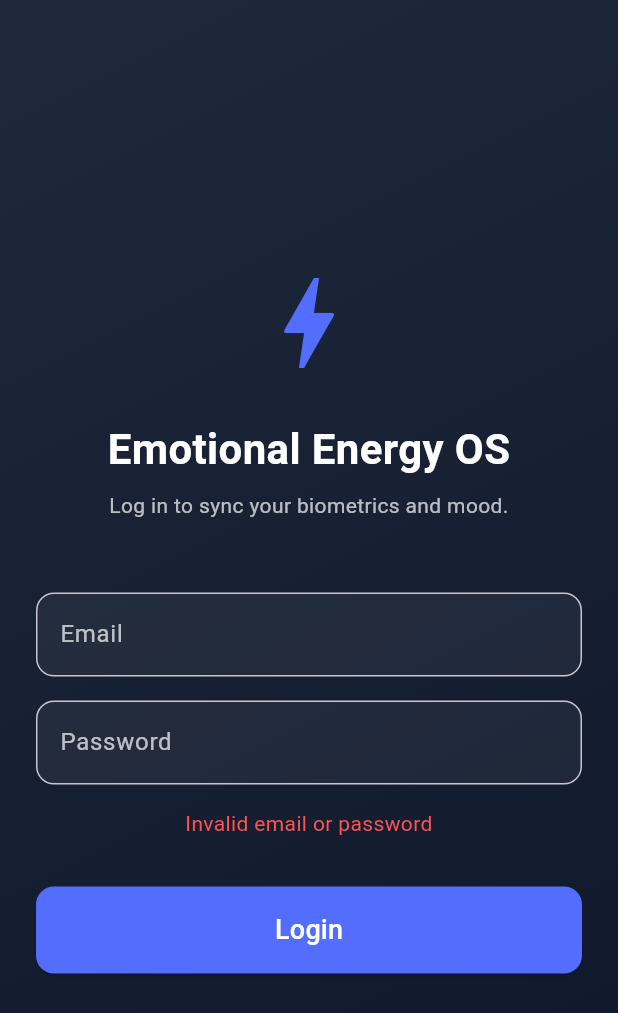
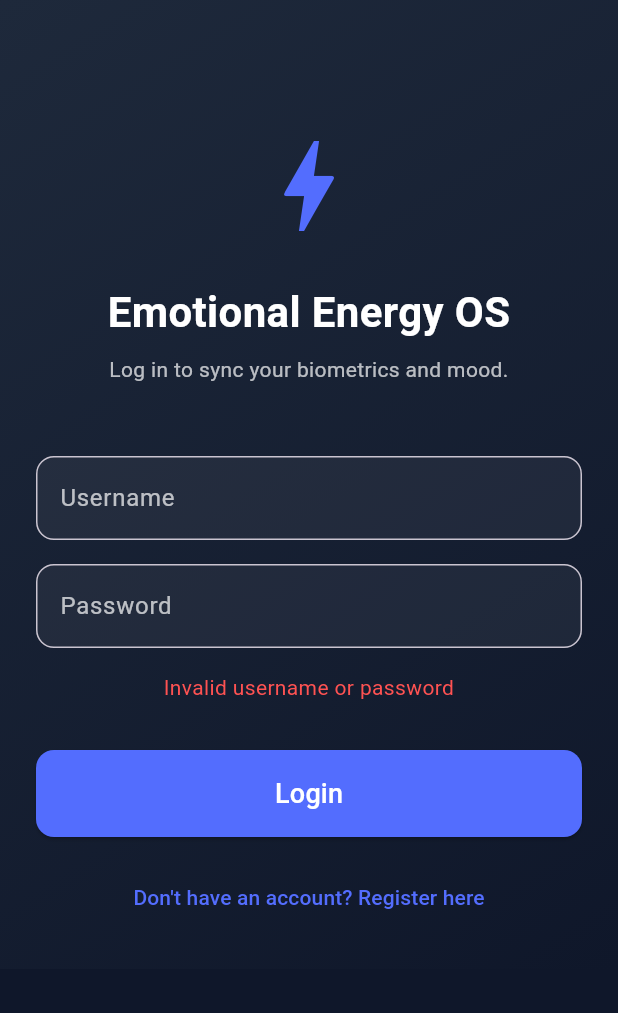
Before and after one commit to Gautham460/app, a Flutter app: the screen it shows after launch, after a tap on "Login", on a phone screen of 412 x 824 dp. Shown: the top 1013 px of the screen. Run offline on Flutter 3.47's test engine with Material 3 defaults, Android fonts, the phone set to English and light mode, and no system bars; our stand-ins replace fl_chart, shared_preferences, socket_io_client; accounts and stored records are empty; network calls fail.

Commit message:
Add flutter registration UI and fix username mapping for login

```diff
--- a/flutter_application_1/lib/providers/auth_provider.dart
+++ b/flutter_application_1/lib/providers/auth_provider.dart
@@ -13,13 +13,13 @@ class AuthProvider with ChangeNotifier {
   bool get isAuthenticated => _user != null;
   bool get isLoading => _isLoading;
 
-  Future<bool> login(String email, String password) async {
+  Future<bool> login(String username, String password) async {
     _isLoading = true;
     notifyListeners();
 
     try {
       final response = await ApiService.post('/auth/login', {
-        'email': email,
+        'username': username,
         'password': password,
       });
 
@@ -38,6 +38,36 @@ class AuthProvider with ChangeNotifier {
       }
     } catch (e) {
       print('Login error: $e');
+    }
+
+    _isLoading = false;
+    notifyListeners();
+    return false;
+  }
+
+  Future<bool> register(String username, String email, String password) async {
+    _isLoading = true;
+    notifyListeners();
+
+    try {
+      final response = await ApiService.post('/auth/register', {
+        'username': username,
+        'email': email,
+        'password': password,
+      });
+
+      if (response.statusCode == 201) {
+        // Automatically login after successful registration or just return true.
+        _isLoading = false;
+        notifyListeners();
+        // Since backend doesn't return the token in body (it sets a cookie),
+        // we should try to login directly to get the token or just return true.
+        // Wait, backend register DOES return a token cookie, but flutter ApiService might not handle cookies.
+        // Let's just return true and require the user to log in if needed.
+        return true;
+      }
+    } catch (e) {
+      print('Registration error: $e');
     }
 
     _isLoading = false;
--- a/flutter_application_1/lib/screens/login_screen.dart
+++ b/flutter_application_1/lib/screens/login_screen.dart
@@ -10,20 +10,39 @@ class LoginScreen extends StatefulWidget {
 }
 
 class _LoginScreenState extends State<LoginScreen> {
+  final _usernameController = TextEditingController();
   final _emailController = TextEditingController();
   final _passwordController = TextEditingController();
   String? _errorMessage;
+  bool isLoginMode = true;
 
-  Future<void> _handleLogin() async {
+  Future<void> _handleSubmit() async {
     final auth = Provider.of<AuthProvider>(context, listen: false);
-    final success = await auth.login(
+    bool success = false;
+
+    if (isLoginMode) {
+      success = await auth.login(
+        _usernameController.text,
+        _passwordController.text,
+      );
+    } else {
+      success = await auth.register(
+        _usernameController.text,
         _emailController.text,
         _passwordController.text,
       );
+      if (success) {
+        // Automatically login after successful registration or show success message.
+        success = await auth.login(
+          _usernameController.text,
+          _passwordController.text,
+        );
+      }
+    }
 
     if (!success) {
       setState(() {
-        _errorMessage = 'Invalid email or password';
+        _errorMessage = isLoginMode ? 'Invalid username or password' : 'Registration failed. User may already exist.';
       });
     }
   }
@@ -41,10 +60,12 @@ class _LoginScreenState extends State<LoginScreen> {
         ),
         child: Padding(
           padding: const EdgeInsets.all(24.0),
+          child: SingleChildScrollView(
             child: Column(
               mainAxisAlignment: MainAxisAlignment.center,
               crossAxisAlignment: CrossAxisAlignment.stretch,
               children: [
+                const SizedBox(height: 60),
                 const Icon(Icons.bolt, size: 80, color: Colors.indigoAccent),
                 const SizedBox(height: 24),
                 const Text(
@@ -57,12 +78,25 @@ class _LoginScreenState extends State<LoginScreen> {
                   ),
                 ),
                 const SizedBox(height: 8),
-              const Text(
-                'Log in to sync your biometrics and mood.',
+                Text(
+                  isLoginMode ? 'Log in to sync your biometrics and mood.' : 'Create an account to start your journey.',
                   textAlign: TextAlign.center,
-                style: TextStyle(color: Colors.white70),
+                  style: const TextStyle(color: Colors.white70),
                 ),
                 const SizedBox(height: 48),
+                TextField(
+                  controller: _usernameController,
+                  style: const TextStyle(color: Colors.white),
+                  decoration: InputDecoration(
+                    labelText: 'Username',
+                    labelStyle: const TextStyle(color: Colors.white70),
+                    filled: true,
+                    fillColor: Colors.white.withOpacity(0.05),
+                    border: OutlineInputBorder(borderRadius: BorderRadius.circular(12)),
+                  ),
+                ),
+                if (!isLoginMode) ...[
+                  const SizedBox(height: 16),
                   TextField(
                     controller: _emailController,
                     style: const TextStyle(color: Colors.white),
@@ -74,6 +108,7 @@ class _LoginScreenState extends State<LoginScreen> {
                       border: OutlineInputBorder(borderRadius: BorderRadius.circular(12)),
                     ),
                   ),
+                ],
                 const SizedBox(height: 16),
                 TextField(
                   controller: _passwordController,
@@ -97,7 +132,7 @@ class _LoginScreenState extends State<LoginScreen> {
                 ],
                 const SizedBox(height: 32),
                 ElevatedButton(
-                onPressed: Provider.of<AuthProvider>(context).isLoading ? null : _handleLogin,
+                  onPressed: Provider.of<AuthProvider>(context).isLoading ? null : _handleSubmit,
                   style: ElevatedButton.styleFrom(
                     padding: const EdgeInsets.symmetric(vertical: 16),
                     backgroundColor: Colors.indigoAccent,
@@ -105,9 +140,23 @@ class _LoginScreenState extends State<LoginScreen> {
                   ),
                   child: Provider.of<AuthProvider>(context).isLoading
                       ? const CircularProgressIndicator(color: Colors.white)
-                    : const Text('Login', style: TextStyle(fontSize: 18, color: Colors.white)),
+                      : Text(isLoginMode ? 'Login' : 'Register', style: const TextStyle(fontSize: 18, color: Colors.white)),
+                ),
+                const SizedBox(height: 16),
+                TextButton(
+                  onPressed: () {
+                    setState(() {
+                      isLoginMode = !isLoginMode;
+                      _errorMessage = null; // Clear error on mode switch
+                    });
+                  },
+                  child: Text(
+                    isLoginMode ? 'Don\'t have an account? Register here' : 'Already have an account? Log in',
+                    style: const TextStyle(color: Colors.indigoAccent),
+                  ),
                 ),
               ],
+            ),
           ),
         ),
       ),
```
Lines whose indentation alone changed are shown as unchanged.
